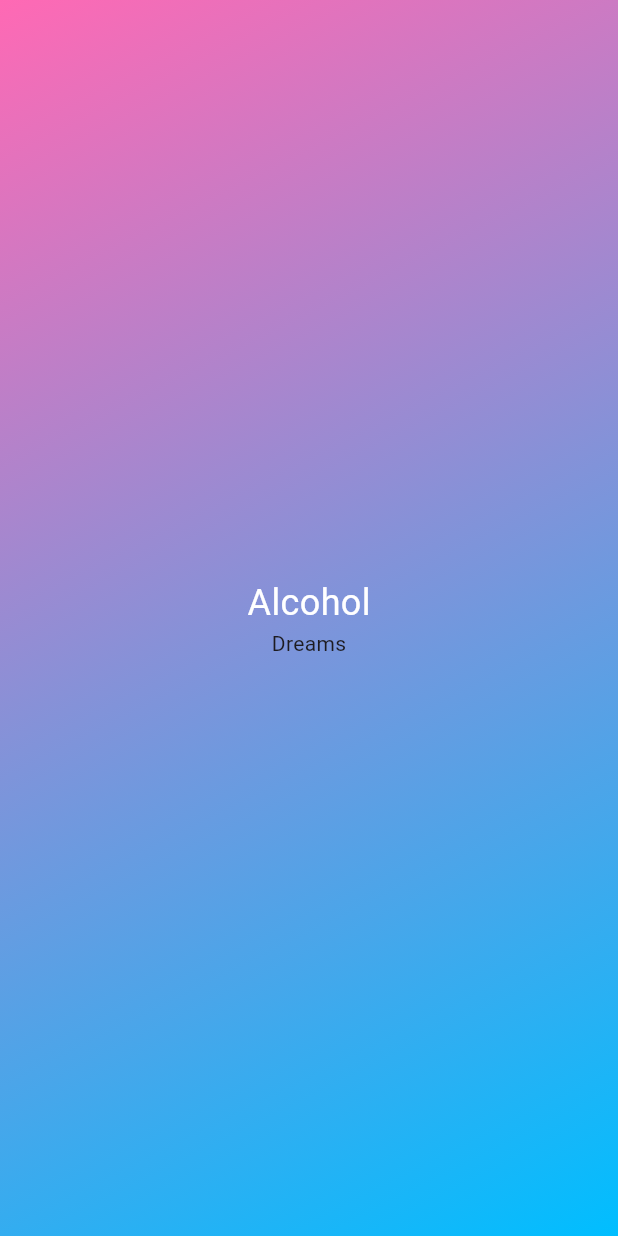
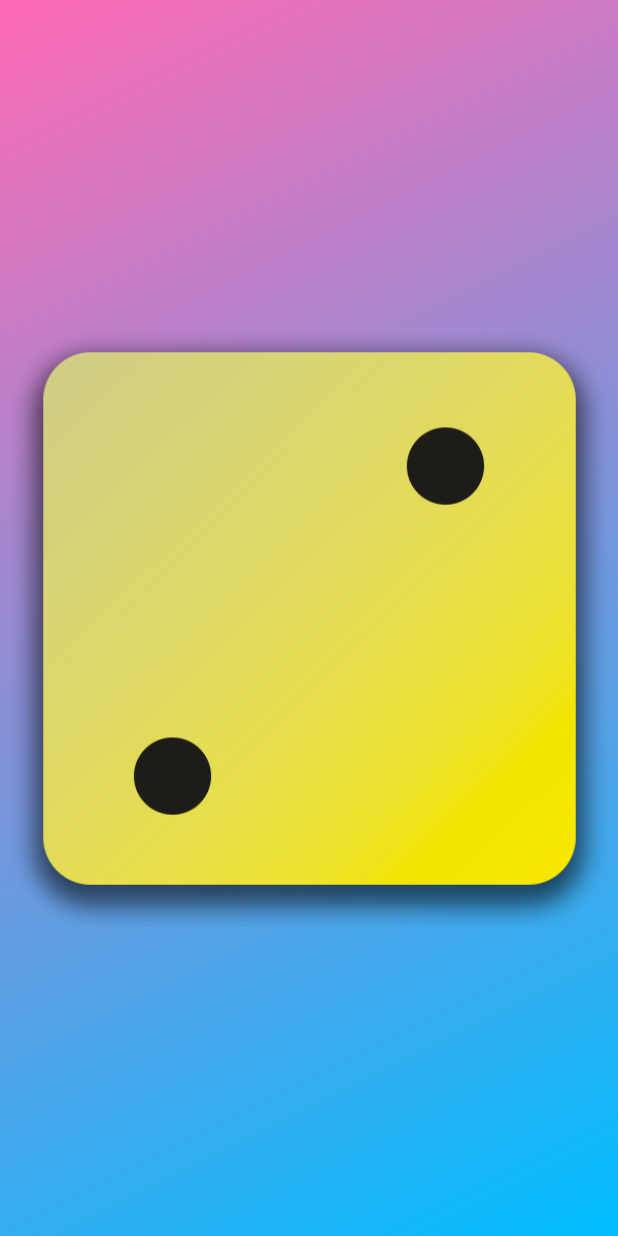
Before and after one commit to Refayatul/eureka, a Flutter app: the screen it shows after launch, on a phone screen of 412 x 824 dp. Run offline on Flutter 3.47's test engine with Material 3 defaults, Android fonts, the phone set to English and light mode, and no system bars.

Commit message:
learned to create asset folder and add images

```diff
--- a/lib/gradient_container.dart
+++ b/lib/gradient_container.dart
@@ -1,5 +1,4 @@
 import 'package:flutter/material.dart';
-import 'package:eureka/styled_text.dart';
 
 var startAlignment = Alignment.topLeft;
 var endAlignment = Alignment.bottomRight;
@@ -23,12 +22,13 @@ class GradientContainer extends StatelessWidget {
           end: endAlignment,
         ),
       ),
-      child: const Center(
+      child: Center(
         child: Column(
           mainAxisAlignment: MainAxisAlignment.center,
           children: [
-            StyledText('Alcohol'),
-            Text('Dreams'),
+            Image.asset('assets/images/dice-2.png'),
+            // StyledText('Alcohol'),
+            // Text('Dreams'),
           ],
         ),
       ),
```
Also changed, not shown: pubspec.yaml (+7 -68 lines), assets/images/dice-1.png (added), assets/images/dice-2.png (added), assets/images/dice-3.png (added), assets/images/dice-4.png (added), assets/images/dice-5.png (added), assets/images/dice-6.png (added).
